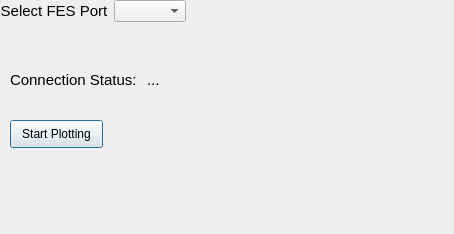
Old version of the form resources/_CD_GUI_Landing.ui in the repository jontalvarez/central-drive.
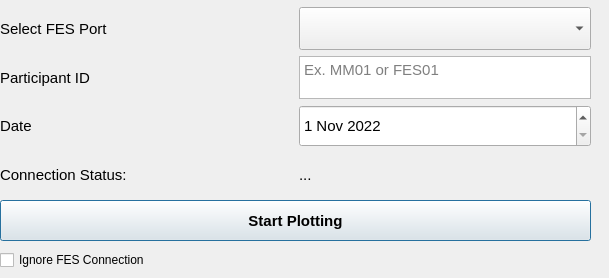
New version of the form.

```diff
--- a/resources/_CD_GUI_Landing.ui
+++ b/resources/_CD_GUI_Landing.ui
@@ -6,8 +6,8 @@
    <rect>
     <x>0</x>
     <y>0</y>
-    <width>454</width>
-    <height>234</height>
+    <width>609</width>
+    <height>278</height>
    </rect>
   </property>
   <property name="windowTitle">
@@ -16,12 +16,19 @@
   <widget class="QPushButton" name="startPlotting_pb">
    <property name="geometry">
     <rect>
-     <x>10</x>
-     <y>120</y>
-     <width>93</width>
-     <height>28</height>
+     <x>0</x>
+     <y>200</y>
+     <width>591</width>
+     <height>41</height>
     </rect>
    </property>
+   <property name="font">
+    <font>
+     <pointsize>11</pointsize>
+     <weight>75</weight>
+     <bold>true</bold>
+    </font>
+   </property>
    <property name="text">
     <string>Start Plotting</string>
    </property>
@@ -29,14 +36,42 @@
   <widget class="QWidget" name="horizontalLayoutWidget">
    <property name="geometry">
     <rect>
-     <x>10</x>
-     <y>40</y>
-     <width>160</width>
-     <height>80</height>
+     <x>0</x>
+     <y>7</y>
+     <width>591</width>
+     <height>189</height>
     </rect>
    </property>
-   <layout class="QHBoxLayout" name="horizontalLayout_2">
-    <item>
+   <layout class="QGridLayout" name="gridLayout">
+    <item row="0" column="1">
+     <widget class="QComboBox" name="portSelect_cb">
+      <property name="sizePolicy">
+       <sizepolicy hsizetype="Preferred" vsizetype="Ignored">
+        <horstretch>0</horstretch>
+        <verstretch>0</verstretch>
+       </sizepolicy>
+      </property>
+      <property name="currentText">
+       <string/>
+      </property>
+     </widget>
+    </item>
+    <item row="0" column="0">
+     <widget class="QLabel" name="label">
+      <property name="font">
+       <font>
+        <pointsize>11</pointsize>
+       </font>
+      </property>
+      <property name="text">
+       <string>Select FES Port</string>
+      </property>
+      <property name="alignment">
+       <set>Qt::AlignLeading|Qt::AlignLeft|Qt::AlignVCenter</set>
+      </property>
+     </widget>
+    </item>
+    <item row="4" column="0">
      <widget class="QLabel" name="label_2">
       <property name="font">
        <font>
@@ -48,7 +83,31 @@
       </property>
      </widget>
     </item>
-    <item>
+    <item row="2" column="0">
+     <widget class="QLabel" name="label_3">
+      <property name="font">
+       <font>
+        <pointsize>11</pointsize>
+       </font>
+      </property>
+      <property name="text">
+       <string>Participant ID</string>
+      </property>
+     </widget>
+    </item>
+    <item row="3" column="0">
+     <widget class="QLabel" name="label_4">
+      <property name="font">
+       <font>
+        <pointsize>11</pointsize>
+       </font>
+      </property>
+      <property name="text">
+       <string>Date</string>
+      </property>
+     </widget>
+    </item>
+    <item row="4" column="1">
      <widget class="QLabel" name="connect_lbl">
       <property name="font">
        <font>
@@ -60,33 +119,60 @@
       </property>
      </widget>
     </item>
+    <item row="3" column="1">
+     <widget class="QDateEdit" name="date_de">
+      <property name="sizePolicy">
+       <sizepolicy hsizetype="Minimum" vsizetype="Ignored">
+        <horstretch>0</horstretch>
+        <verstretch>0</verstretch>
+       </sizepolicy>
+      </property>
+      <property name="font">
+       <font>
+        <pointsize>11</pointsize>
+       </font>
+      </property>
+      <property name="minimumDate">
+       <date>
+        <year>2022</year>
+        <month>11</month>
+        <day>1</day>
+       </date>
+      </property>
+     </widget>
+    </item>
+    <item row="2" column="1">
+     <widget class="QTextEdit" name="identifier_lbl">
+      <property name="sizePolicy">
+       <sizepolicy hsizetype="Ignored" vsizetype="Ignored">
+        <horstretch>0</horstretch>
+        <verstretch>0</verstretch>
+       </sizepolicy>
+      </property>
+      <property name="font">
+       <font>
+        <pointsize>11</pointsize>
+       </font>
+      </property>
+      <property name="placeholderText">
+       <string>Ex. MM01 or FES01</string>
+      </property>
+     </widget>
+    </item>
    </layout>
   </widget>
-  <widget class="QWidget" name="">
-   <layout class="QHBoxLayout" name="horizontalLayout">
-    <item>
-     <widget class="QLabel" name="label">
-      <property name="font">
-       <font>
-        <pointsize>11</pointsize>
-       </font>
-      </property>
-      <property name="text">
-       <string>Select FES Port</string>
-      </property>
-      <property name="alignment">
-       <set>Qt::AlignCenter</set>
-      </property>
-     </widget>
-    </item>
-    <item>
-     <widget class="QComboBox" name="portSelect_cb">
-      <property name="currentText">
-       <string/>
-      </property>
-     </widget>
-    </item>
-   </layout>
+  <widget class="QCheckBox" name="ignoreFES_cb">
+   <property name="geometry">
+    <rect>
+     <x>0</x>
+     <y>250</y>
+     <width>171</width>
+     <height>20</height>
+    </rect>
+   </property>
+   <property name="text">
+    <string>Ignore FES Connection</string>
+   </property>
   </widget>
  </widget>
  <resources/>
```
Left out of the diff: 2 changed lines with no effect on the pictures.
